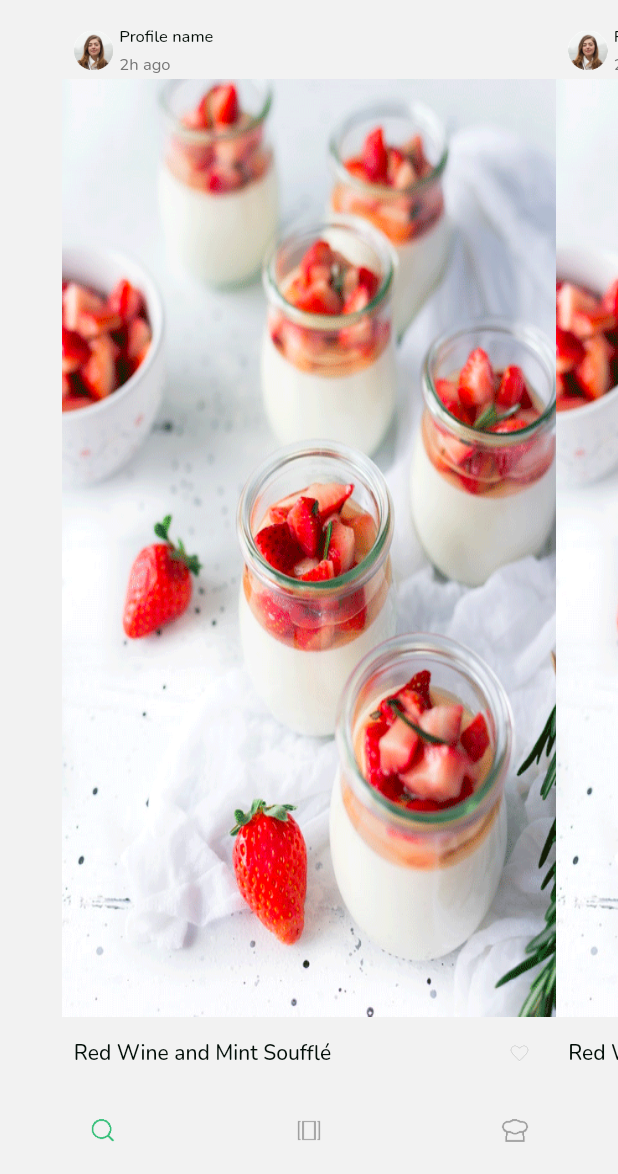
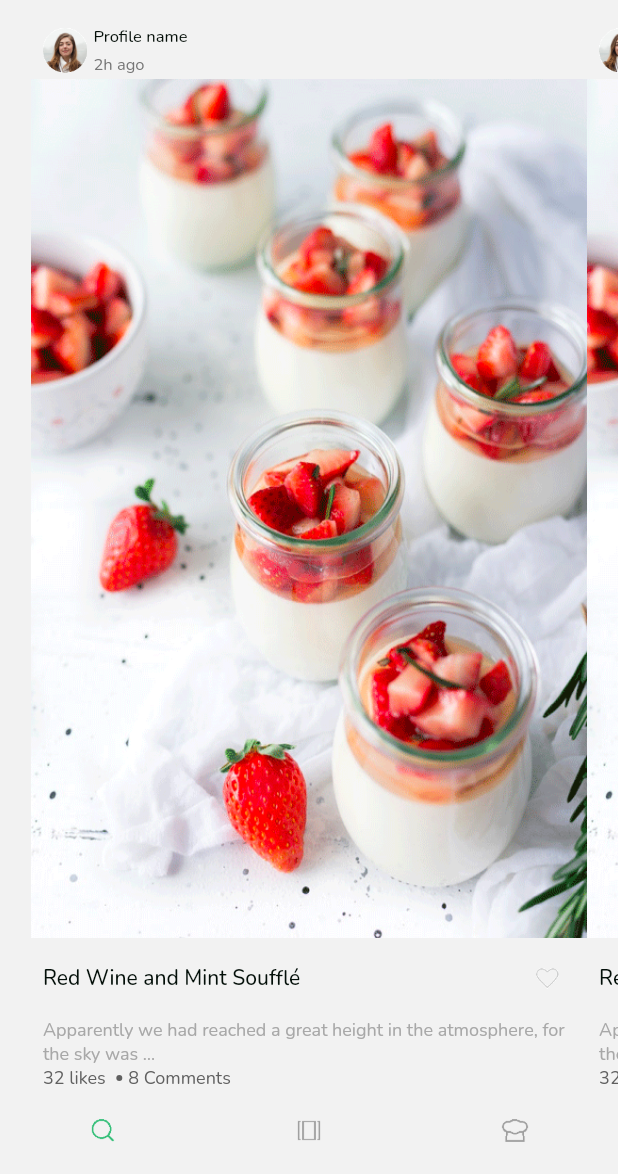
Before and after one commit to baka3k/mvvm-flutter, a Flutter app: the screen it shows after launch, on a phone screen of 412 x 824 dp, the part 62-1236 px from its top. Run offline on Flutter 3.47's test engine with Material 2 defaults, Android fonts, the phone set to English and light mode, and no system bars; our stand-ins replace connectivity_plus, get, google_fonts, google_maps_flutter; missing offline and left inert: flutter_polyline_points.

Commit message:
Update recipe_feed.dart

```diff
--- a/lib/app/feature/recipe_feed/views/recipe_feed.dart
+++ b/lib/app/feature/recipe_feed/views/recipe_feed.dart
@@ -72,9 +72,7 @@ class RecipeFeed extends GetWidget {
   }
 
   _uiRecipe() {
-    final PageController controller = PageController(
-      viewportFraction: 0.8
-    );
+    final PageController controller = PageController(viewportFraction: 0.9);
     return PageView.builder(
         itemCount: 10,
         controller: controller,
@@ -89,8 +87,22 @@ class RecipeFeed extends GetWidget {
         children: [
           _profileUI(constrains.maxWidth),
           // Flexible(child: Image.asset("assets/images/test_page.png")),
-          Expanded(child: Image.asset("assets/images/test_page.png", fit: BoxFit.fill,)),
-          _informationUI(constrains.maxWidth)
+          Expanded(
+              child: Image.asset(
+            "assets/images/test_page.png",
+            fit: BoxFit.fill,
+          )),
+          _informationUI(constrains.maxWidth),
+          Padding(
+            padding: const EdgeInsets.fromLTRB(8.0, 0, 8.0, 0),
+            child: Text(
+              "Apparently we had reached a great height in the atmosphere, for the sky was …",
+              style: textStyleApp.copyWith(
+                  color: const Color.fromARGB(255, 168, 168, 168),
+                  fontSize: 12),
+            ),
+          ),
+          _commentInfoUI(),
         ],
       );
     });
@@ -167,6 +179,42 @@ class RecipeFeed extends GetWidget {
         )
       ],
     );
-    return Text("dwadwda");
+  }
+
+  _commentInfoUI() {
+    return Padding(
+      padding: const EdgeInsets.fromLTRB(8, 0, 8, 0),
+      child: Row(
+        children: [
+          Text(
+            "32 likes ",
+            style: textStyleApp.copyWith(
+              fontSize: 12,
+              color: const Color.fromARGB(255, 96, 96, 96),
+            ),
+          ),
+          Padding(
+            padding: const EdgeInsets.fromLTRB(4, 0, 0, 0),
+            child: Container(
+              width: 4,
+              height: 4,
+              decoration: const BoxDecoration(
+                  color: Color.fromARGB(255, 96, 96, 96),
+                  shape: BoxShape.circle),
+            ),
+          ),
+          Padding(
+            padding: const EdgeInsets.fromLTRB(4, 0, 0, 0),
+            child: Text(
+              "8 Comments ",
+              style: textStyleApp.copyWith(
+                fontSize: 12,
+                color: const Color.fromARGB(255, 96, 96, 96),
+              ),
+            ),
+          ),
+        ],
+      ),
+    );
   }
 }
```
